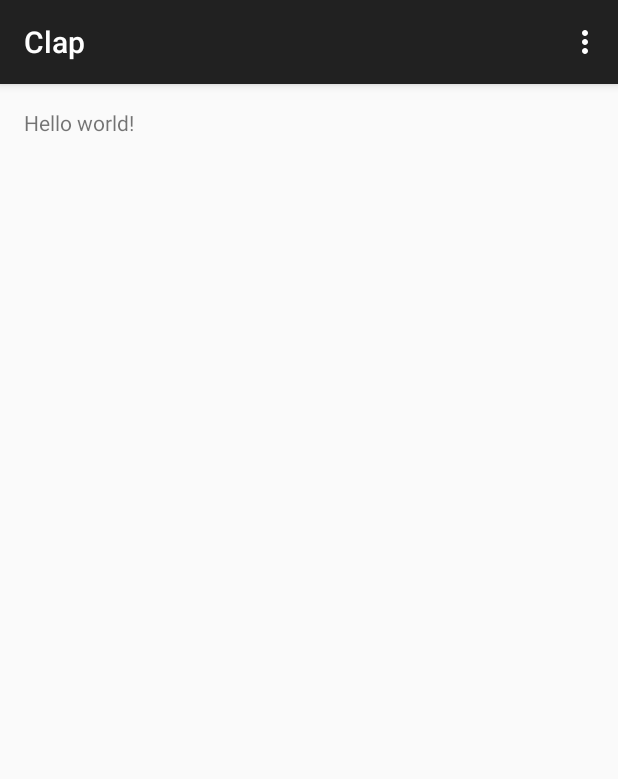
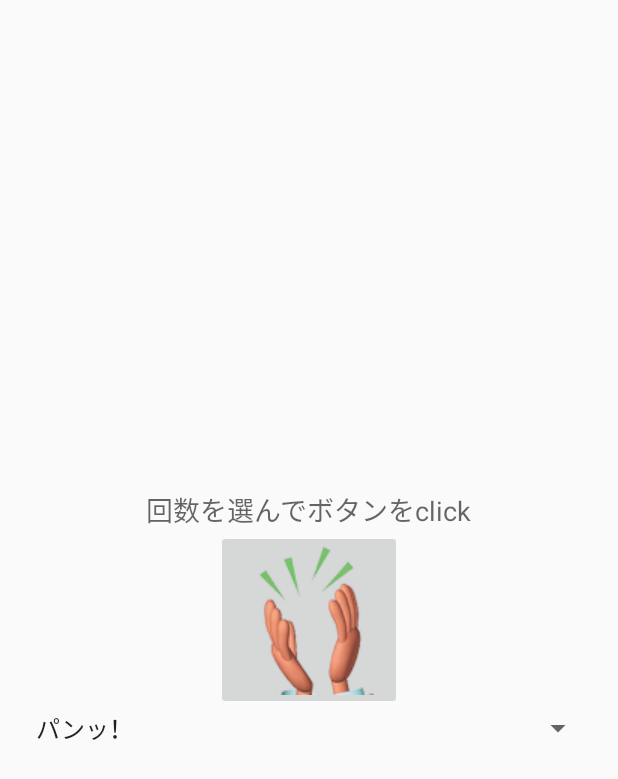
Before and after one commit to ir77/Android, an Android app: the screen it shows after launch (MainActivity), on a phone screen of 412 x 824 dp. Shown: the top 779 px of the screen. Run offline under Robolectric (Android 15) with nearby library versions, the light colour scheme and no system bars.

Commit message:
update clap

```diff
--- a/Clap/app/src/main/java/com/example/ucucair2/clap/Clap.java
+++ b/Clap/app/src/main/java/com/example/ucucair2/clap/Clap.java
@@ -1,7 +1,35 @@
 package com.example.ucucair2.clap;
+
+import android.content.Context;
+import android.media.AudioManager;
+import android.media.SoundPool;
 
 /**
  * Created by ucucAir2 on 15/04/02.
  */
 public class Clap {
+    private SoundPool soundPool;
+    private int soundId;
+
+    public Clap(Context context) {
+        soundPool = new SoundPool(1, AudioManager.STREAM_MUSIC, 0);
+        soundId = soundPool.load(context, R.raw.clap, 1);
+    }
+
+    public void play() {
+        soundPool.play(soundId, 1.0f, 1.0f, 1, 0, 1.0f);
+    }
+
+    public void repeatPlay(int repeat) {
+        int count = 0;
+        while (count < repeat) {
+            play();
+            count++;
+            try {
+                Thread.sleep(500);
+            } catch (InterruptedException e) {
+                e.printStackTrace();
+            }
+        }
+    }
 }
--- a/Clap/app/src/main/java/com/example/ucucair2/clap/MainActivity.java
+++ b/Clap/app/src/main/java/com/example/ucucair2/clap/MainActivity.java
@@ -1,19 +1,67 @@
 package com.example.ucucair2.clap;
 
-import android.support.v7.app.ActionBarActivity;
+import android.app.Activity;
 import android.os.Bundle;
+import android.util.Log;
 import android.view.Menu;
 import android.view.MenuItem;
+import android.view.View;
+import android.widget.AdapterView;
+import android.widget.ArrayAdapter;
+import android.widget.ImageButton;
+import android.widget.Spinner;
 
 
-public class MainActivity extends ActionBarActivity {
+public class MainActivity extends Activity implements AdapterView.OnItemSelectedListener {
+    ImageButton button;
+    Clap clap;
+    Spinner spinner;
+    int repeat = 1;
 
     @Override
     protected void onCreate(Bundle savedInstanceState) {
         super.onCreate(savedInstanceState);
         setContentView(R.layout.activity_main);
+
+        button = (ImageButton)findViewById(R.id.imgBtn);
+        spinner = (Spinner)findViewById(R.id.spinner);
+
+        clap = new Clap(this.getApplicationContext());
+        clap.play();
+
+        String[] strArray = new String[5];
+        strArray[0] = "パンッ！";
+        strArray[1] = "パンッパンッ！！";
+        strArray[2] = "パンッパンッパンッ！！";
+        strArray[3] = "4回";
+        strArray[4] = "5回";
+
+        ArrayAdapter<String> arrayAdapter = new ArrayAdapter<String>(
+            this, android.R.layout.simple_spinner_item, strArray
+        );
+        arrayAdapter.setDropDownViewResource(
+            android.R.layout.simple_spinner_dropdown_item
+        );
+        spinner.setAdapter(arrayAdapter);
+        spinner.setOnItemSelectedListener(this);
     }
 
+    public void onButtonPushed(View v) {
+        Log.v("tag", "message message");
+        clap.repeatPlay(repeat);
+    }
+
+    @Override
+    public void onItemSelected(AdapterView<?> parent, View v, int pos, long id){
+        repeat = pos+1;
+        Log.v("tag", "message");
+        clap.play();
+    }
+
+    @Override
+    public void onNothingSelected(AdapterView<?> parent) {
+
+    }
 
     @Override
     public boolean onCreateOptionsMenu(Menu menu) {
--- a/Clap/app/src/main/res/layout/activity_main.xml
+++ b/Clap/app/src/main/res/layout/activity_main.xml
@@ -5,7 +5,32 @@
     android:paddingTop="@dimen/activity_vertical_margin"
     android:paddingBottom="@dimen/activity_vertical_margin" tools:context=".MainActivity">
 
-    <TextView android:text="@string/hello_world" android:layout_width="wrap_content"
-        android:layout_height="wrap_content" />
+    <LinearLayout
+        android:orientation="vertical"
+        android:layout_width="fill_parent"
+        android:layout_height="fill_parent"
+        android:gravity="center">
+
+        <TextView
+            android:layout_width="wrap_content"
+            android:layout_height="wrap_content"
+            android:textAppearance="?android:attr/textAppearanceMedium"
+            android:text="回数を選んでボタンをclick"
+            android:id="@+id/textView"
+            android:layout_gravity="center_horizontal" />
+
+        <ImageButton
+            android:layout_width="wrap_content"
+            android:layout_height="wrap_content"
+            android:id="@+id/imgBtn"
+            android:src="@drawable/button"
+            android:onClick="onButtonPushed" />
+
+        <Spinner
+            android:layout_width="match_parent"
+            android:layout_height="wrap_content"
+            android:id="@+id/spinner"
+            android:layout_gravity="center_horizontal" />
+    </LinearLayout>
 
 </RelativeLayout>
```
Also changed, not shown: 1 other file.
